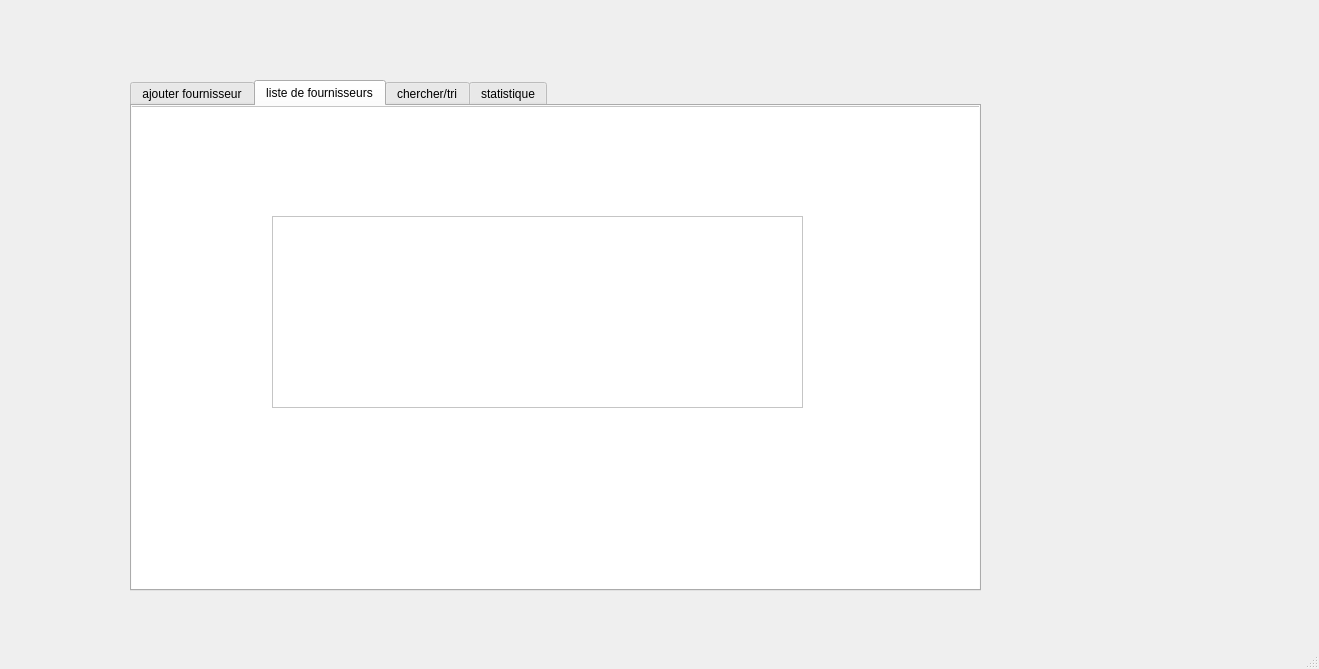
Qt form mainwindow.ui (Jallouli-Yassine/appconstruction_company_2A1) before a commit.
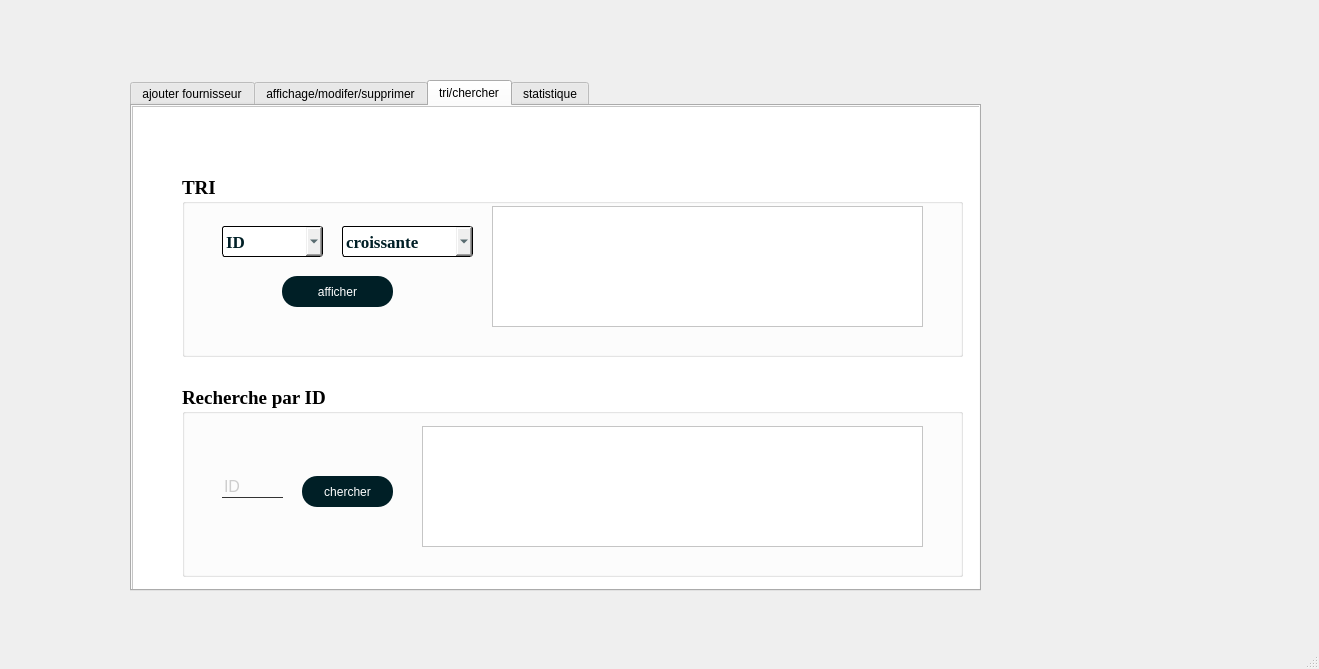
The same form after that commit. The open tabs and pages were chosen to show the change. Icons and pictures are not drawn.

```diff
--- a/mainwindow.ui
+++ b/mainwindow.ui
@@ -220,107 +220,9 @@
       </widget>
      </widget>
     </widget>
-    <widget class="QWidget" name="afficherF">
-     <attribute name="title">
-      <string>liste de fournisseurs</string>
-     </attribute>
-     <widget class="QFrame" name="frame_2">
-      <property name="geometry">
-       <rect>
-        <x>-10</x>
-        <y>0</y>
-        <width>861</width>
-        <height>491</height>
-       </rect>
-      </property>
-      <property name="styleSheet">
-       <string notr="true">QFrame{
-background:white;
-}
-
-QLabel{
-color:white;
-font-size:16px;
-}
-
-QPushButton:hover {
-transform: scale(1,3); 
-color:red;
-}
-
-QPushButton{
-color:white;
-border-radius:15px;
-}
-
-QPushButton::hover{
-color:black;
-border-radius:15px;
-}
-
-QTableWidget{
-border:none;
-}
-
-
-</string>
-      </property>
-      <property name="frameShape">
-       <enum>QFrame::StyledPanel</enum>
-      </property>
-      <property name="frameShadow">
-       <enum>QFrame::Raised</enum>
-      </property>
-      <widget class="QPushButton" name="LoadData">
-       <property name="geometry">
-        <rect>
-         <x>330</x>
-         <y>300</y>
-         <width>231</width>
-         <height>171</height>
-        </rect>
-       </property>
-       <property name="cursor">
-        <cursorShape>PointingHandCursor</cursorShape>
-       </property>
-       <property name="styleSheet">
-        <string notr="true"/>
-       </property>
-       <property name="text">
-        <string/>
-       </property>
-       <property name="icon">
-        <iconset>
-         <normaloff>C:/Users/moham/Downloads/800px-Cloud_Upload_-_The_Noun_Project.svg.png</normaloff>C:/Users/moham/Downloads/800px-Cloud_Upload_-_The_Noun_Project.svg.png</iconset>
-       </property>
-       <property name="iconSize">
-        <size>
-         <width>200</width>
-         <height>200</height>
-        </size>
-       </property>
-       <property name="autoDefault">
-        <bool>false</bool>
-       </property>
-       <property name="flat">
-        <bool>false</bool>
-       </property>
-      </widget>
-      <widget class="QTableView" name="Ftable">
-       <property name="geometry">
-        <rect>
-         <x>150</x>
-         <y>110</y>
-         <width>531</width>
-         <height>192</height>
-        </rect>
-       </property>
-      </widget>
-     </widget>
-    </widget>
     <widget class="QWidget" name="tab_3">
      <attribute name="title">
-      <string>chercher/tri</string>
+      <string>affichage/modifer/supprimer</string>
      </attribute>
      <widget class="QFrame" name="frame_3">
       <property name="geometry">
@@ -630,11 +532,21 @@
         </property>
        </widget>
       </widget>
+      <widget class="QTableView" name="Ftable">
+       <property name="geometry">
+        <rect>
+         <x>30</x>
+         <y>20</y>
+         <width>741</width>
+         <height>111</height>
+        </rect>
+       </property>
+      </widget>
      </widget>
     </widget>
     <widget class="QWidget" name="tab_4">
      <attribute name="title">
-      <string>statistique</string>
+      <string>tri/chercher</string>
      </attribute>
      <widget class="QFrame" name="frame_4">
       <property name="geometry">
@@ -686,9 +598,9 @@
       <widget class="QGroupBox" name="groupBox_4">
        <property name="geometry">
         <rect>
-         <x>10</x>
+         <x>50</x>
          <y>70</y>
-         <width>411</width>
+         <width>781</width>
          <height>181</height>
         </rect>
        </property>
@@ -800,7 +712,7 @@
        <widget class="QComboBox" name="croissanceBox">
         <property name="geometry">
          <rect>
-          <x>260</x>
+          <x>160</x>
           <y>50</y>
           <width>131</width>
           <height>31</height>
@@ -820,8 +732,7 @@
     border-radius: 3px;
     padding: 1px 18px 1px 3px;
     min-width: 6em;
-    color: rgb(220, 220, 220);
-    background-color:rgb(89, 155, 255);
+color : #001F26;
     margin: 0 0 0 0;</string>
         </property>
         <item>
@@ -840,7 +751,7 @@
          <rect>
           <x>40</x>
           <y>50</y>
-          <width>131</width>
+          <width>101</width>
           <height>31</height>
          </rect>
         </property>
@@ -858,8 +769,7 @@
     border-radius: 3px;
     padding: 1px 18px 1px 3px;
     min-width: 6em;
-    color: rgb(220, 220, 220);
-    background-color:rgb(89, 155, 255);
+color : #001F26;
     margin: 0 0 0 0;</string>
         </property>
         <item>
@@ -881,9 +791,9 @@
        <widget class="QPushButton" name="triBTN">
         <property name="geometry">
          <rect>
-          <x>140</x>
-          <y>120</y>
-          <width>151</width>
+          <x>100</x>
+          <y>100</y>
+          <width>111</width>
           <height>31</height>
          </rect>
         </property>
@@ -901,10 +811,10 @@
       <widget class="QTableView" name="TriTable">
        <property name="geometry">
         <rect>
-         <x>450</x>
-         <y>80</y>
-         <width>381</width>
-         <height>171</height>
+         <x>360</x>
+         <y>100</y>
+         <width>431</width>
+         <height>121</height>
         </rect>
        </property>
       </widget>
@@ -913,8 +823,8 @@
         <rect>
          <x>50</x>
          <y>280</y>
-         <width>761</width>
-         <height>181</height>
+         <width>781</width>
+         <height>191</height>
         </rect>
        </property>
        <property name="font">
@@ -965,7 +875,7 @@
          <rect>
           <x>40</x>
           <y>90</y>
-          <width>113</width>
+          <width>61</width>
           <height>22</height>
          </rect>
         </property>
@@ -976,9 +886,9 @@
        <widget class="QPushButton" name="chercherID_2">
         <property name="geometry">
          <rect>
-          <x>180</x>
+          <x>120</x>
           <y>90</y>
-          <width>151</width>
+          <width>91</width>
           <height>31</height>
          </rect>
         </property>
@@ -995,9 +905,9 @@
        <widget class="QTableView" name="searchTable_2">
         <property name="geometry">
          <rect>
-          <x>360</x>
+          <x>240</x>
           <y>40</y>
-          <width>351</width>
+          <width>501</width>
           <height>121</height>
          </rect>
         </property>
@@ -1005,6 +915,59 @@
       </widget>
      </widget>
     </widget>
+    <widget class="QWidget" name="tab_2">
+     <attribute name="title">
+      <string>statistique</string>
+     </attribute>
+     <widget class="QFrame" name="frame_5">
+      <property name="geometry">
+       <rect>
+        <x>0</x>
+        <y>0</y>
+        <width>861</width>
+        <height>491</height>
+       </rect>
+      </property>
+      <property name="styleSheet">
+       <string notr="true">QFrame{
+background:white;
+}
+
+QLabel{
+color:white;
+font-size:16px;
+}
+
+QPushButton:hover {
+transform: scale(1,3); 
+color:red;
+}
+
+QPushButton{
+color:white;
+border-radius:15px;
+}
+
+QPushButton::hover{
+color:black;
+border-radius:15px;
+}
+
+QTableWidget{
+border:none;
+}
+
+
+</string>
+      </property>
+      <property name="frameShape">
+       <enum>QFrame::StyledPanel</enum>
+      </property>
+      <property name="frameShadow">
+       <enum>QFrame::Raised</enum>
+      </property>
+     </widget>
+    </widget>
    </widget>
   </widget>
   <widget class="QMenuBar" name="menubar">
```
Left out of the diff: 6 changed lines with no effect on the pictures.
